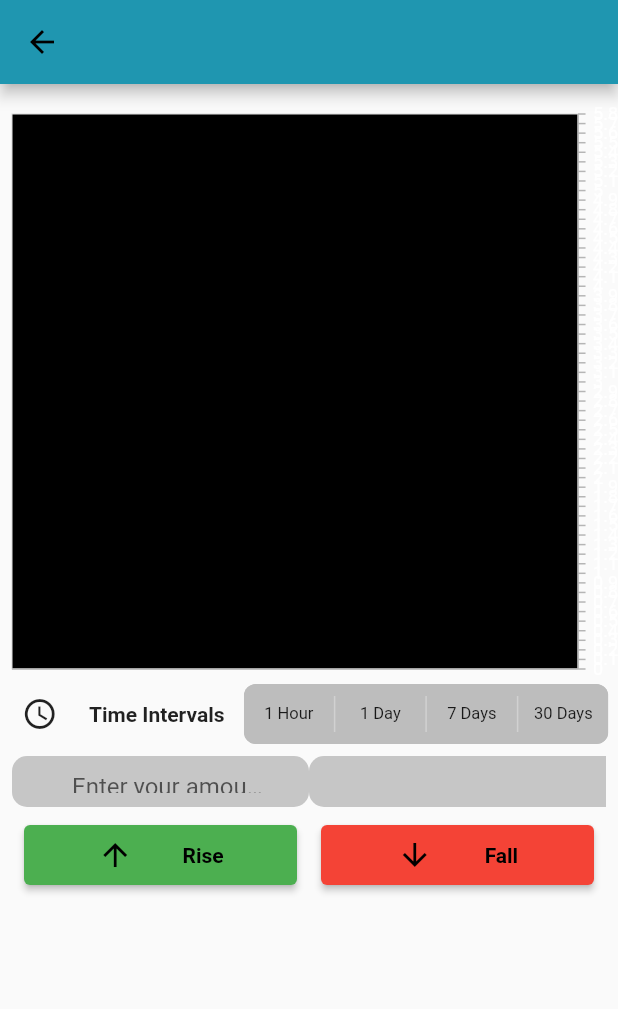
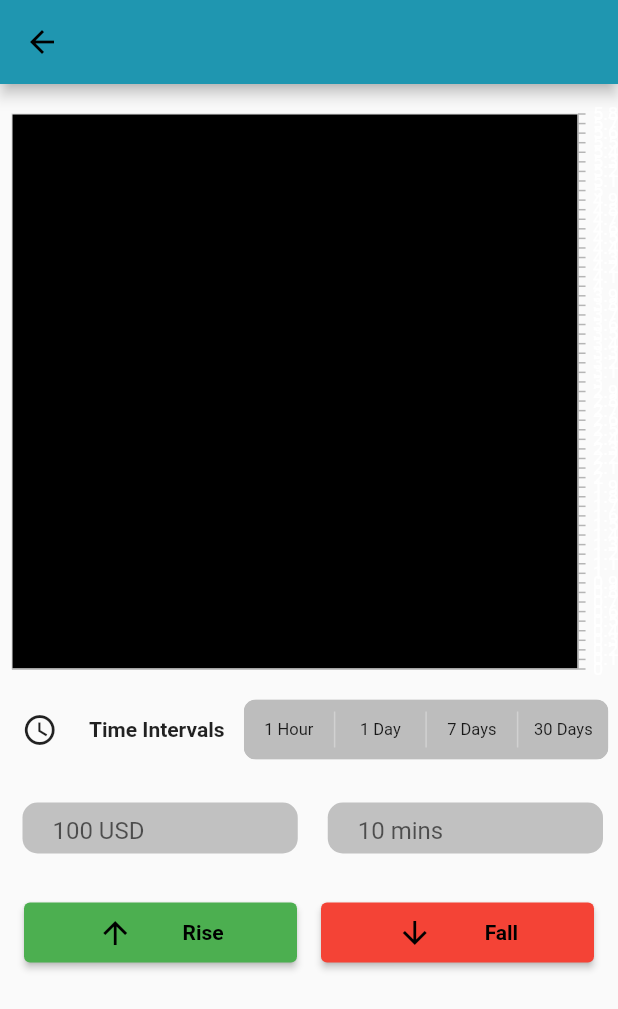
Before and after one commit to besquare-deriv/Developer-Readiness-Challenge, a Flutter app: the GraphScreen screen opened directly with empty values, on a phone screen of 412 x 824 dp. Shown: the top 1009 px of the screen. Run offline on Flutter 3.47's test engine with Material 2 defaults, Android fonts, the phone set to English and light mode, and no system bars; drawn by our look-alikes of toggle_switch; our stand-ins replace searchfield, syncfusion_flutter_charts; network calls fail.

Commit message:
homepage able to display user's wallet data, made UI changes on graphscreen

```diff
--- a/lib/components/chart.dart
+++ b/lib/components/chart.dart
@@ -7,23 +7,31 @@ import 'package:flutter/material.dart';
 import 'package:syncfusion_flutter_charts/charts.dart';
 import 'package:web_socket_channel/io.dart';
 import 'package:intl/intl.dart';
+import 'package:web_socket_channel/web_socket_channel.dart';
 // import 'package:syncfusion_flutter_charts/charts.dart';
 
 class chartBuilder extends StatefulWidget {
-  chartBuilder({required this.symbol, required this.counts, Key? key})
+  chartBuilder(
+      {required this.symbol,
+      required this.counts,
+      required this.channel2,
+      Key? key})
       : super(key: key);
   String symbol;
   int counts;
+  WebSocketChannel channel2;
 
   @override
-  _chartBuilderState createState() => _chartBuilderState(symbol, counts);
+  _chartBuilderState createState() =>
+      _chartBuilderState(symbol, counts, channel2);
 }
 
 class _chartBuilderState extends State<chartBuilder> {
-  _chartBuilderState(this.symbol, this.counts);
+  _chartBuilderState(this.symbol, this.counts, this.channel2);
 
   List<tickHistory> priceTime = [];
 
+  WebSocketChannel channel2;
   String symbol;
   int counts;
   var countList = [112, 2700, 18900, 81000, 30];
@@ -31,20 +39,13 @@ class _chartBuilderState extends State<chartBuilder> {
   final channel = IOWebSocketChannel.connect(
       Uri.parse('wss://ws.binaryws.com/websockets/v3?app_id=1089'));
 
-  final channel2 = IOWebSocketChannel.connect(
-      Uri.parse('wss://ws.binaryws.com/websockets/v3?app_id=1089'));
-
   void getTickHistory() {
-    print(symbol);
-
     String request1 =
         '{"ticks_history": "$symbol" ,"count": ${countList[counts]},"end": "latest"}';
     channel.sink.add(request1);
   }
 
   void getTickStream() {
-    print(symbol);
-
     String request2 = '{"ticks": "$symbol","subscribe": 1}';
     channel2.sink.add(request2);
   }
@@ -60,8 +61,6 @@ class _chartBuilderState extends State<chartBuilder> {
 
   @override
   Widget build(BuildContext context) {
-    print(symbol);
-
     return SfCartesianChart(
       margin: EdgeInsets.only(top: 20.0, left: 8.0),
       enableAxisAnimation: true,
@@ -182,7 +181,7 @@ class _chartBuilderState extends State<chartBuilder> {
 
 class tickHistory {
   final String time;
-  final double price;
+  final num price;
 
   tickHistory({
     required this.time,
--- a/lib/screens/graph_page.dart
+++ b/lib/screens/graph_page.dart
@@ -1,6 +1,9 @@
+// ignore_for_file: prefer_const_constructors, prefer_const_literals_to_create_immutables
+
 import 'package:flutter/material.dart';
 import 'package:syncfusion_flutter_charts/charts.dart';
 import 'package:toggle_switch/toggle_switch.dart';
+import 'package:web_socket_channel/io.dart';
 import '../components/chart.dart';
 import 'package:flutter/services.dart';
 
@@ -36,13 +39,21 @@ class _GraphScreenState extends State<GraphScreen> {
   @override
   Widget build(BuildContext context) {
     int counts = 4;
-    var _inputAmount = 1000;
+    int _inputAmount = 100;
+
+    int contractTime = 10;
+
+    final channel2 = IOWebSocketChannel.connect(
+        Uri.parse('wss://ws.binaryws.com/websockets/v3?app_id=1089'));
+
     return Scaffold(
       appBar: AppBar(
         leading: IconButton(
             icon: Icon(Icons.arrow_back, color: Colors.black),
-          onPressed: () => Navigator.of(context).pop(),
-        ),
+            onPressed: () {
+              channel2.sink.close();
+              Navigator.of(context).pop();
+            }),
         backgroundColor: Color(0xFF1F96B0),
         title: Text(
           symbolName,
@@ -61,8 +72,14 @@ class _GraphScreenState extends State<GraphScreen> {
             child: chartBuilder(
               symbol: symbol,
               counts: counts,
+              channel2: channel2,
             ),
           ),
+          Container(
+            height: 200,
+            child: Column(
+              mainAxisAlignment: MainAxisAlignment.spaceAround,
+              children: [
                 Row(
                   mainAxisAlignment: MainAxisAlignment.spaceAround,
                   children: [
@@ -93,25 +110,30 @@ class _GraphScreenState extends State<GraphScreen> {
                   ],
                 ),
                 Container(
-            padding: EdgeInsets.all(8),
-            width: 200,
+                  padding:
+                      EdgeInsets.only(left: 15, right: 10, top: 8, bottom: 8),
+                  width: double.infinity,
                   height: 50,
                   child: Row(
-              mainAxisAlignment: MainAxisAlignment.spaceEvenly,
+                    mainAxisAlignment: MainAxisAlignment.spaceAround,
                     children: [
                       Expanded(
                         child: Container(
-                    padding: EdgeInsets.all(10),
+                          // padding: EdgeInsets.all(10),
+                          alignment: Alignment.center,
                           decoration: BoxDecoration(
                             borderRadius: BorderRadius.circular(10),
-                      color: Color.fromARGB(76, 76, 76, 76),
+                            color: Color(0xFFC1C1C1),
                           ),
                           child: TextField(
+                            onChanged: (value) {
+                              _inputAmount = int.parse(value);
+                            },
                             decoration: InputDecoration(
                               border: InputBorder.none,
                               contentPadding:
-                            EdgeInsets.only(left: 30, right: 20, bottom: 10),
-                        hintText: "Enter your amount",
+                                  EdgeInsets.only(left: 20, bottom: 10),
+                              hintText: "$_inputAmount USD",
                             ),
                             keyboardType: TextInputType.number,
                             inputFormatters: <TextInputFormatter>[
@@ -120,22 +142,26 @@ class _GraphScreenState extends State<GraphScreen> {
                           ),
                         ),
                       ),
+                      SizedBox(
+                        width: 20,
+                      ),
                       Expanded(
                         child: Container(
-                    padding: EdgeInsets.all(10),
+                          alignment: Alignment.center,
+                          // padding: EdgeInsets.all(10),
                           decoration: BoxDecoration(
-                      borderRadius: BorderRadius.only(
-                        topLeft: Radius.circular(10),
-                        bottomLeft: Radius.circular(10),
-                      ),
-                      color: Color.fromARGB(76, 76, 76, 76),
+                            borderRadius: BorderRadius.circular(10),
+                            color: Color(0xFFC1C1C1),
                           ),
                           child: TextField(
+                            onChanged: (value) {
+                              contractTime = int.parse(value);
+                            },
                             decoration: InputDecoration(
                               border: InputBorder.none,
                               contentPadding:
-                            EdgeInsets.only(left: 30, right: 20, bottom: 10),
-                        hintText: "",
+                                  EdgeInsets.only(left: 20, bottom: 10),
+                              hintText: "$contractTime mins",
                             ),
                             keyboardType: TextInputType.number,
                             inputFormatters: <TextInputFormatter>[
@@ -155,9 +181,12 @@ class _GraphScreenState extends State<GraphScreen> {
                     children: [
                       ElevatedButton(
                         style: ButtonStyle(
-                    backgroundColor: MaterialStateProperty.all(Colors.green),
+                          backgroundColor:
+                              MaterialStateProperty.all(Colors.green),
                         ),
-                  onPressed: () {},
+                        onPressed: () {
+                          print('$contractTime $_inputAmount');
+                        },
                         child: SizedBox(
                           height: 40,
                           width: 150,
@@ -181,7 +210,8 @@ class _GraphScreenState extends State<GraphScreen> {
                       ),
                       ElevatedButton(
                         style: ButtonStyle(
-                    backgroundColor: MaterialStateProperty.all(Colors.red),
+                          backgroundColor:
+                              MaterialStateProperty.all(Colors.red),
                         ),
                         onPressed: () {},
                         child: SizedBox(
@@ -210,6 +240,9 @@ class _GraphScreenState extends State<GraphScreen> {
                 ),
               ],
             ),
+          ),
+        ],
+      ),
     );
   }
 }
--- a/lib/screens/login_page.dart
+++ b/lib/screens/login_page.dart
@@ -212,3 +212,15 @@ class _LoginScreenState extends State<LoginScreen> {
     );
   }
 }
+
+
+/*{
+  "proposal": 1,
+  "amount": 100,
+  "basis": "payout",
+  "contract_type": "CALL",
+  "currency": "USD",
+  "duration": 60,
+  "duration_unit": "m",
+  "symbol": "R_100"
+}*/
--- a/lib/screens/market_list_page.dart
+++ b/lib/screens/market_list_page.dart
@@ -2,6 +2,7 @@ import 'dart:convert';
 import 'package:flutter/material.dart';
 import 'package:searchfield/searchfield.dart';
 import 'package:web_socket_channel/io.dart';
+import 'graph_page.dart';
 
 class MarketScreen extends StatefulWidget {
   const MarketScreen({Key? key}) : super(key: key);
@@ -381,8 +382,7 @@ class _MarketScreenState extends State<MarketScreen> {
                 color: Colors.amber,
               ),
             );
-          }
-        ),
+          }),
     );
   }
 }
```
Also changed, not shown: lib/screens/home_page.dart (+89 -30 lines), lib/screens/profile_page.dart (+12 -2 lines), assets/images/ethereum.png (added). Lines whose indentation alone changed are shown as unchanged.
